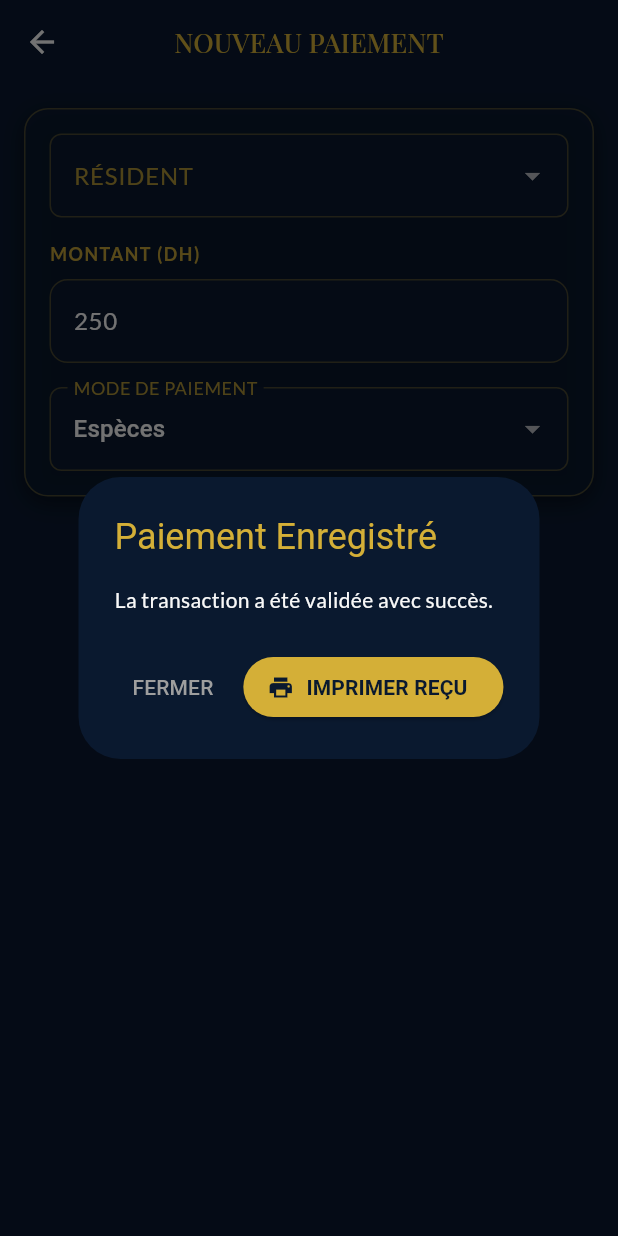
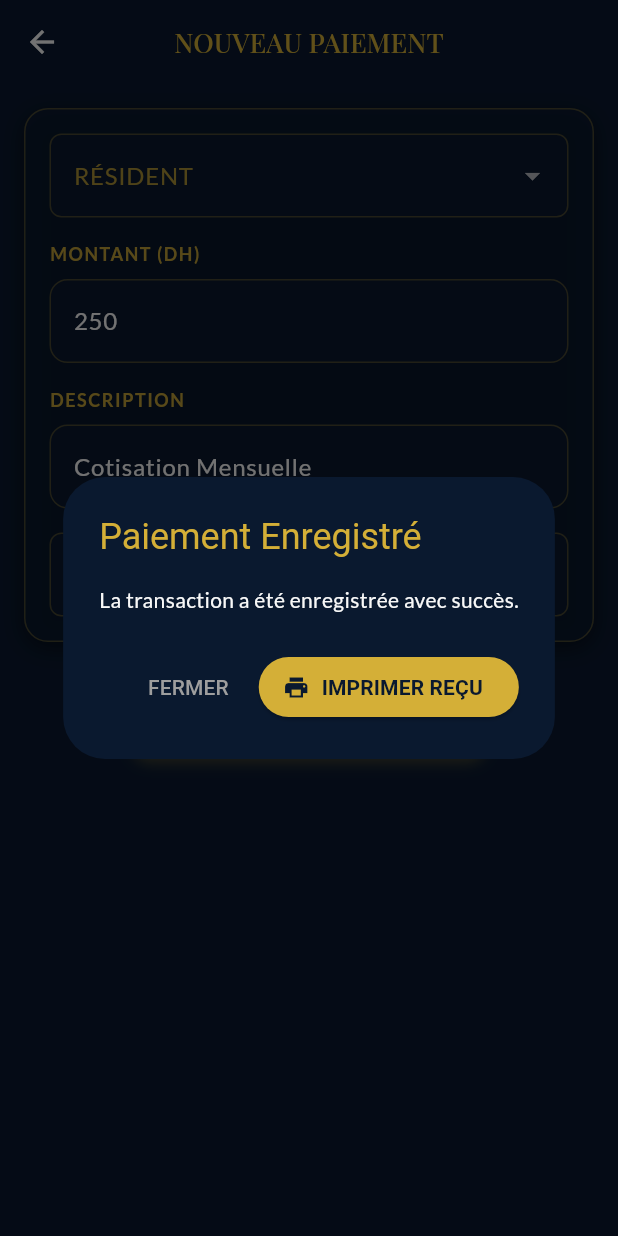
Before and after one commit to zarathoustrazouhair-sudo/Apkagen, a Flutter app: the AddTransactionScreen screen opened directly, after a tap on "VALIDER & IMPRIMER", on a phone screen of 412 x 824 dp. Run offline on Flutter 3.47's test engine with Material 3 defaults, Android fonts, the phone set to English and light mode, and no system bars; our stand-ins replace cached_network_image, connectivity_plus, drift, fl_chart, flutter_image_compress, flutter_riverpod and 11 more; accounts and stored records are empty; generated files the repository leaves out were written again.

Commit message:
fix: critical UI/Data bindings, Real Actions, Android 5.0 compat
Co-authored-by: zarathoustrazouhair-sudo <251568326+zarathoustrazouhair-sudo@users.noreply.github.com>

```diff
--- a/lib/features/finance/presentation/add_transaction_screen.dart
+++ b/lib/features/finance/presentation/add_transaction_screen.dart
@@ -20,6 +20,7 @@ class _AddTransactionScreenState extends ConsumerState<AddTransactionScreen> {
   final _descriptionController = TextEditingController(text: "Cotisation Mensuelle");
   User? _selectedUser;
   String _selectedMode = "Espèces";
+  bool _isLoading = false;
 
   @override
   Widget build(BuildContext context) {
@@ -66,6 +67,11 @@ class _AddTransactionScreenState extends ConsumerState<AddTransactionScreen> {
                     controller: _amountController,
                     keyboardType: TextInputType.number,
                   ),
+                   const SizedBox(height: 16),
+                  LuxuryTextField(
+                    label: "DESCRIPTION",
+                    controller: _descriptionController,
+                  ),
                   const SizedBox(height: 16),
                   DropdownButtonFormField<String>(
                     dropdownColor: AppTheme.darkNavy,
@@ -83,6 +89,7 @@ class _AddTransactionScreenState extends ConsumerState<AddTransactionScreen> {
             LuxuryButton(
               label: "VALIDER & IMPRIMER",
               icon: Icons.print,
+              isLoading: _isLoading,
               onPressed: () => _processTransaction(db),
             ),
           ],
@@ -92,33 +99,59 @@ class _AddTransactionScreenState extends ConsumerState<AddTransactionScreen> {
   }
 
   Future<void> _processTransaction(AppDatabase db) async {
-    if (_selectedUser == null) return;
+    if (_selectedUser == null) {
+      ScaffoldMessenger.of(context).showSnackBar(const SnackBar(content: Text('Veuillez sélectionner un résident.')));
+      return;
+    }
 
-    final amount = double.tryParse(_amountController.text) ?? 0.0;
+    final amount = double.tryParse(_amountController.text);
+    if (amount == null || amount <= 0) {
+      ScaffoldMessenger.of(context).showSnackBar(const SnackBar(content: Text('Veuillez entrer un montant valide.')));
+      return;
+    }
 
-    // 1. Add Transaction (Mock table interaction as Transactions table not fully defined in snippet context but assumed existing or we define mocked logic)
-    // Assuming we have a transactions table, but for this TEP let's focus on the Receipt Generation Flow logic.
-    // We will update User Balance.
+    setState(() => _isLoading = true);
 
-    final newBalance = _selectedUser!.balance + amount;
+    try {
+      final oldBalance = _selectedUser!.balance;
+      final newBalance = oldBalance + amount;
 
-    await (db.update(db.users)..where((t) => t.id.equals(_selectedUser!.id))).write(
-      UsersCompanion(balance: drift.Value(newBalance)),
-    );
+      // 1. Insert Transaction Record
+      final txId = await db.into(db.transactions).insert(
+        TransactionsCompanion.insert(
+          amount: amount,
+          date: DateTime.now(),
+          description: _descriptionController.text.isNotEmpty ? _descriptionController.text : "Paiement",
+          userId: drift.Value(_selectedUser!.id),
+          type: 'income',
+        ),
+      );
 
-    if (mounted) {
-      _showSuccessDialog(amount, newBalance);
+      // 2. Update User Balance
+      await (db.update(db.users)..where((t) => t.id.equals(_selectedUser!.id))).write(
+        UsersCompanion(balance: drift.Value(newBalance)),
+      );
+
+      if (mounted) {
+        _showSuccessDialog(amount, newBalance, txId, oldBalance);
+      }
+    } catch (e) {
+      if (mounted) {
+        ScaffoldMessenger.of(context).showSnackBar(SnackBar(content: Text('Erreur: $e')));
+      }
+    } finally {
+      if (mounted) setState(() => _isLoading = false);
     }
   }
 
-  void _showSuccessDialog(double amount, double newBalance) {
+  void _showSuccessDialog(double amount, double newBalance, int txId, double oldBalance) {
     showDialog(
       context: context,
       barrierDismissible: false,
       builder: (context) => AlertDialog(
         backgroundColor: AppTheme.darkNavy,
         title: const Text("Paiement Enregistré", style: TextStyle(color: AppTheme.gold)),
-        content: const Text("La transaction a été validée avec succès.", style: TextStyle(color: AppTheme.offWhite)),
+        content: const Text("La transaction a été enregistrée avec succès.", style: TextStyle(color: AppTheme.offWhite)),
         actions: [
           TextButton(
             onPressed: () => Navigator.pop(context),
@@ -131,13 +164,13 @@ class _AddTransactionScreenState extends ConsumerState<AddTransactionScreen> {
             onPressed: () {
               // Generate PDF
               PdfGeneratorService().generateReceipt(
-                transactionId: DateTime.now().millisecondsSinceEpoch, // Mock ID
+                transactionId: txId,
                 residentName: _selectedUser!.name,
                 lotNumber: _selectedUser!.apartmentNumber ?? 0,
                 amount: amount,
                 mode: _selectedMode,
                 period: "${DateTime.now().month}/${DateTime.now().year}",
-                oldBalance: _selectedUser!.balance, // Approx
+                oldBalance: oldBalance,
                 newBalance: newBalance,
               );
             },
--- a/lib/features/residents/presentation/resident_detail_screen.dart
+++ b/lib/features/residents/presentation/resident_detail_screen.dart
@@ -82,10 +82,13 @@ class ResidentDetailScreen extends ConsumerWidget {
         centerTitle: true,
       ),
       body: StreamBuilder<User>(
-        stream: (db.select(db.users)..where((t) => t.id.equals(userId))).watchSingle(),
+        stream: (db.select(db.users)..where((t) => t.id.equals(userId))).watchSingleOrNull(),
         builder: (context, snapshot) {
+          if (snapshot.hasError) return Center(child: Text("Erreur: ${snapshot.error}", style: const TextStyle(color: Colors.red)));
           if (!snapshot.hasData) return const Center(child: CircularProgressIndicator());
-          final user = snapshot.data!;
+
+          final user = snapshot.data;
+          if (user == null) return const Center(child: Text("Utilisateur introuvable", style: TextStyle(color: Colors.red)));
 
           return Padding(
             padding: const EdgeInsets.all(16.0),
```
